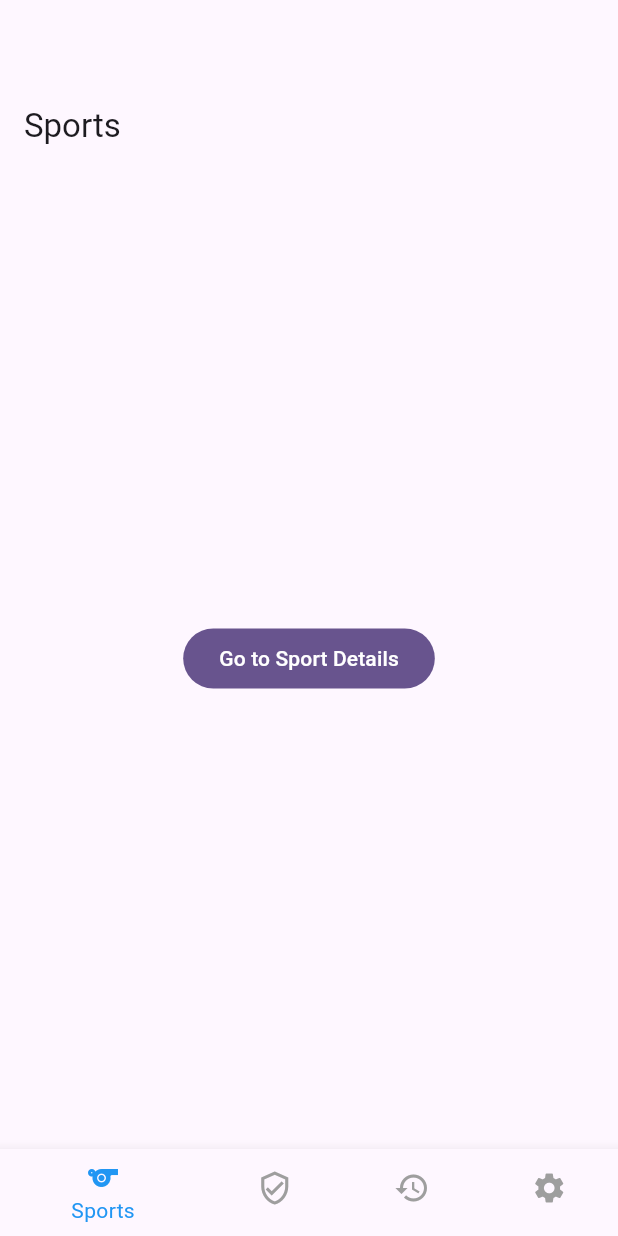
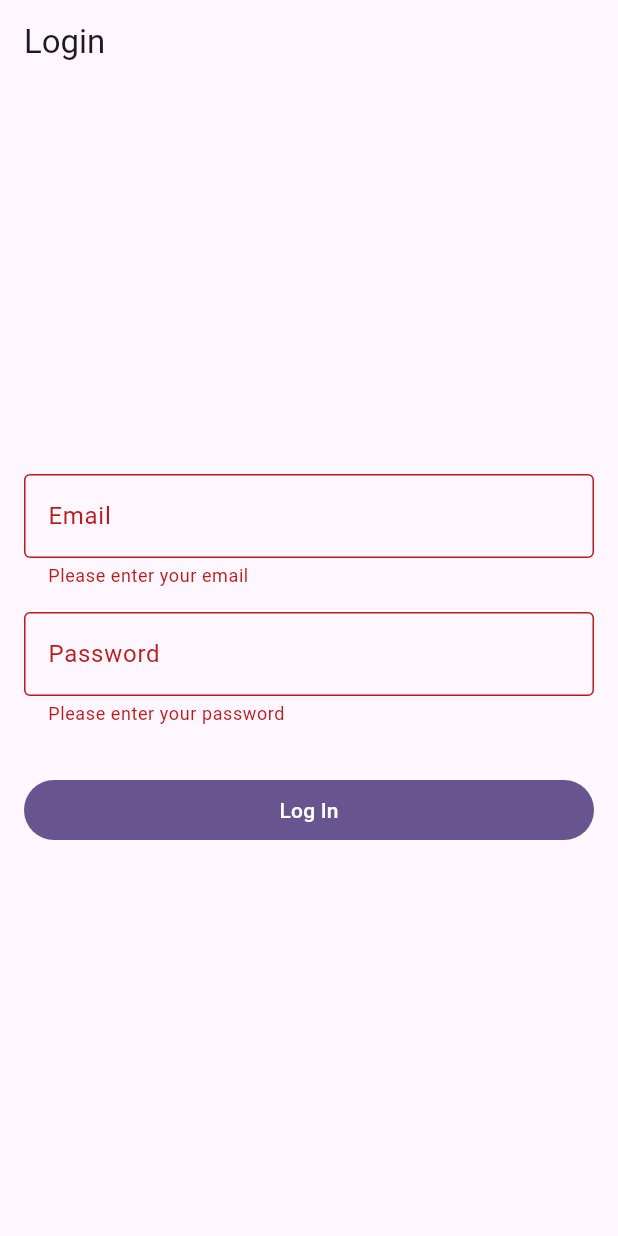
Before and after one commit to jossean-rivera/join_play, a Flutter app: the screen it shows after launch, after a tap on "Log In", on a phone screen of 412 x 824 dp. Run offline on Flutter 3.47's test engine with Material 3 defaults, Android fonts, the phone set to English and light mode, and no system bars; our stand-ins replace bloc, firebase_auth, firebase_core, flutter_bloc, go_router; accounts and stored records are empty.

Commit message:
Add Firebase auth for email/password - Added only the SignInView to loging an existing user. - Still missing the forgot password view and the sign up view.

```diff
--- a/lib/blocs/authentication/bloc/authentication_bloc.dart
+++ b/lib/blocs/authentication/bloc/authentication_bloc.dart
@@ -1,4 +1,8 @@
+import 'dart:ui';
+
 import 'package:bloc/bloc.dart';
+import 'package:firebase_auth/firebase_auth.dart';
+import 'package:flutter/material.dart';
 import 'package:meta/meta.dart';
 
 part 'authentication_event.dart';
@@ -6,23 +10,72 @@ part 'authentication_state.dart';
 
 class AuthenticationBloc
     extends Bloc<AuthenticationEvent, AuthenticationState> {
-  AuthenticationBloc() : super(AuthenticationInitial()) {
+  final FirebaseAuth _firebaseAuth;
+
+  AuthenticationBloc(this._firebaseAuth) : super(AuthenticationInitial()) {
     on<AuthenticationEvent>((event, emit) {
       // TODO: implement event handler
     });
-    on<AuthenticationLoginEvent>((event, emit) {
-      _login(event, emit);
+    on<AuthenticationLoginSuccessEvent>((event, emit) {
+      _login(emit);
     });
-    on<AuthenticationLogoutEvent>((event, emit) {
-      _logout(event, emit);
+    on<AuthenticationLogoutEvent>((event, emit) async {
+      try {
+        await FirebaseAuth.instance.signOut();
+      } catch (e) {
+        // Ignore exception
+      }
+
+      _logout(emit);
+    });
+
+    // Handle authentication changes
+    on<AuthenticationUserChangedEvent>((event, emit) {
+      if (event.user == null) {
+        // User is signed out
+        _logout(emit);
+      } else {
+        // User is signed in
+        _login(emit);
+      }
+    });
+
+    // Raise event when the auth state changes
+    _firebaseAuth.authStateChanges().listen((User? user) {
+      add(AuthenticationUserChangedEvent(user));
     });
   }
 
-  void _login(event, emit) {
+  void _login(Emitter<AuthenticationState> emit) {
     emit(AuthenticationLoggedIn());
   }
 
-  void _logout(event, emit) {
+  void _logout(Emitter<AuthenticationState> emit) {
     emit(AuthenticationLoggedOut());
   }
+
+  /// Method to loging the user with email/password authentication on Firebase.
+  Future<String?> loginSubmit(String email, String password) async {
+    try {
+      // Send loging request to firebase email auth
+      final credential = await FirebaseAuth.instance.signInWithEmailAndPassword(
+        email: email,
+        password: password,
+      );
+
+      // Login was successful
+      emit(AuthenticationLoggedIn());
+      return null;
+    } on FirebaseAuthException catch (e) {
+      if (e.code == 'user-not-found') {
+        return 'No user found for that email.';
+      } else if (e.code == 'wrong-password' || e.code == 'invalid-credential') {
+        return 'Incorrect username or password.';
+      } else {
+        return e.message ?? e.code;
+      }
+    } catch (e) {
+      return 'There was an internal error while trying to login, try again later.';
+    }
+  }
 }
--- a/lib/blocs/authentication/bloc/authentication_event.dart
+++ b/lib/blocs/authentication/bloc/authentication_event.dart
@@ -5,4 +5,9 @@ sealed class AuthenticationEvent {}
 
 class AuthenticationLogoutEvent extends AuthenticationEvent {}
 
-class AuthenticationLoginEvent extends AuthenticationEvent {}
+class AuthenticationLoginSuccessEvent extends AuthenticationEvent {}
+
+class AuthenticationUserChangedEvent extends AuthenticationEvent {
+  final User? user;
+  AuthenticationUserChangedEvent(this.user);
+}
--- a/lib/main.dart
+++ b/lib/main.dart
@@ -1,16 +1,18 @@
 import 'package:flutter/material.dart';
 import 'package:firebase_core/firebase_core.dart';
-import 'firebase_options.dart';
+import 'package:firebase_auth/firebase_auth.dart';
 import 'package:flutter_bloc/flutter_bloc.dart';
 
 import 'blocs/authentication/bloc/authentication_bloc.dart';
 import 'navigation/router.dart';
+import 'firebase_options.dart';
 
 Future<void> main() async {
   WidgetsFlutterBinding.ensureInitialized();
   await Firebase.initializeApp(
     options: DefaultFirebaseOptions.currentPlatform,
   );
+
   runApp(const MyApp());
 }
 
@@ -20,10 +22,9 @@ class MyApp extends StatelessWidget {
   // This widget is the root of your application.
   @override
   Widget build(BuildContext context) {
-    final authenticationBloc = AuthenticationBloc();
+    final authenticationBloc = AuthenticationBloc(FirebaseAuth.instance);
     return BlocProvider(
-        create: (context) =>
-            authenticationBloc..add(AuthenticationLoginEvent()),
+        create: (context) => authenticationBloc,
         child: MaterialApp.router(
           title: 'Flutter Demo',
           theme: ThemeData(
--- a/lib/navigation/router.dart
+++ b/lib/navigation/router.dart
@@ -4,7 +4,7 @@ import 'package:join_play/pages/sport_details_page.dart';
 import '../pages/history_page.dart';
 import '../pages/my_games_page.dart';
 import '../blocs/authentication/bloc/authentication_bloc.dart';
-import '../pages/login_page.dart';
+import '../pages/authentication/login_page.dart';
 import '../pages/profile_page.dart';
 import '../pages/sports_page.dart';
 import '../utilities/stream_to_listenable.dart';
--- /dev/null
+++ b/lib/pages/authentication/login_page.dart
@@ -0,0 +1,26 @@
+import 'package:flutter/material.dart';
+import 'package:flutter_bloc/flutter_bloc.dart';
+
+import '../../blocs/authentication/bloc/authentication_bloc.dart';
+import 'views/sign_in_view.dart';
+
+class LoginPage extends StatelessWidget {
+  const LoginPage({super.key});
+
+  @override
+  Widget build(BuildContext context) {
+    AuthenticationBloc bloc = BlocProvider.of<AuthenticationBloc>(context);
+    return BlocBuilder<AuthenticationBloc, AuthenticationState>(
+        bloc: bloc,
+        builder: (BuildContext context, AuthenticationState state) {
+          switch (state) {
+            case AuthenticationInitial _:
+            default:
+              return SignInView(
+                loginSubmitCallback: (email, password) =>
+                    bloc.loginSubmit(email, password),
+              );
+          }
+        });
+  }
+}
--- /dev/null
+++ b/lib/pages/authentication/views/sign_in_view.dart
@@ -0,0 +1,188 @@
+import 'package:flutter/material.dart';
+
+class SignInView extends StatefulWidget {
+  final Future<String?> Function(String email, String password)
+      loginSubmitCallback;
+
+  const SignInView({
+    super.key,
+    required this.loginSubmitCallback,
+  });
+
+  @override
+  _SignInViewState createState() => _SignInViewState();
+}
+
+class _SignInViewState extends State<SignInView> {
+  late TextEditingController emailController;
+  late TextEditingController passwordController;
+  final GlobalKey<FormState> formKey = GlobalKey<FormState>();
+  String? errorMessage;
+  bool isSubmitting = false;
+  CrossFadeState crossFadeState = CrossFadeState.showFirst;
+
+  @override
+  void initState() {
+    super.initState();
+    emailController = TextEditingController();
+    passwordController = TextEditingController();
+
+    // Clear error on typing
+    emailController.addListener(_clearError);
+    passwordController.addListener(_clearError);
+  }
+
+  /// Updates the state to remove the error label from the UI
+  void _clearError() {
+    if (errorMessage != null) {
+      setState(() {
+        errorMessage = null;
+
+        // Use animated cross fade to hide the error label
+        crossFadeState = CrossFadeState.showFirst;
+      });
+    }
+  }
+
+  /// Method to invoke the loging callback and update the UI accordingly
+  Future<void> _handleLogin() async {
+    if (formKey.currentState?.validate() ?? false) {
+      setState(() {
+        isSubmitting = true;
+        errorMessage = null;
+
+        // Use animated cross fade to hide the error label
+        crossFadeState = CrossFadeState.showFirst;
+      });
+
+      // Get email and password from the form
+      final email = emailController.text.trim();
+      final password = passwordController.text.trim();
+
+      try {
+        // Invoke login callback
+        final error = await widget.loginSubmitCallback(email, password);
+
+        // If there's a login, error, then display the error label
+        if (error != null) {
+          setState(() {
+            // Set the text of the error label
+            errorMessage = error;
+
+            // Use animated cross fade to show the error label
+            crossFadeState = CrossFadeState.showSecond;
+          });
+        }
+      } finally {
+        setState(() {
+          isSubmitting = false;
+        });
+      }
+    }
+  }
+
+  @override
+  void dispose() {
+    emailController.dispose();
+    passwordController.dispose();
+    super.dispose();
+  }
+
+  @override
+  Widget build(BuildContext context) {
+    return Scaffold(
+      appBar: AppBar(
+        title: const Text("Login"),
+      ),
+      body: Padding(
+        padding: const EdgeInsets.all(16.0),
+        child: Form(
+          key: formKey,
+          child: Column(
+            mainAxisAlignment: MainAxisAlignment.center,
+            crossAxisAlignment: CrossAxisAlignment.stretch,
+            children: [
+              // Error message
+              AnimatedCrossFade(
+                crossFadeState: crossFadeState,
+                duration: const Duration(milliseconds: 300),
+                firstChild: Container(),
+                secondChild: SizedBox(
+                  width: double.infinity,
+                  child: Container(
+                    padding: const EdgeInsets.all(8.0),
+                    margin: const EdgeInsets.only(bottom: 16.0),
+                    decoration: BoxDecoration(
+                      color: Colors.red.shade100,
+                      borderRadius: BorderRadius.circular(4),
+                    ),
+                    child: Text(
+                      errorMessage ?? '',
+                      style: TextStyle(color: Colors.red.shade700),
+                      textAlign: TextAlign.center,
+                    ),
+                  ),
+                ),
+              ),
+              // Email text field
+              TextFormField(
+                controller: emailController,
+                decoration: const InputDecoration(
+                  labelText: "Email",
+                  border: OutlineInputBorder(),
+                ),
+                keyboardType: TextInputType.emailAddress,
+                validator: (value) {
+                  if (value == null || value.isEmpty) {
+                    return "Please enter your email";
+                  }
+                  final emailRegex = RegExp(r'^[^@]+@[^@]+\.[^@]+');
+                  if (!emailRegex.hasMatch(value)) {
+                    return "Please enter a valid email address";
+                  }
+                  return null;
+                },
+              ),
+              const SizedBox(height: 16),
+
+              // Password text field
+              TextFormField(
+                controller: passwordController,
+                obscureText: true,
+                decoration: const InputDecoration(
+                  labelText: "Password",
+                  border: OutlineInputBorder(),
+                ),
+                validator: (value) {
+                  if (value == null || value.isEmpty) {
+                    return "Please enter your password";
+                  }
+                  if (value.length < 6) {
+                    return "Password must be at least 6 characters";
+                  }
+                  return null;
+                },
+              ),
+              const SizedBox(height: 32),
+
+              // Login button
+              FilledButton(
+                onPressed: isSubmitting ? null : _handleLogin,
+                child: isSubmitting
+                    ?
+                    // Show loading icon when submitting
+                    const CircularProgressIndicator(
+                        color: Colors.white,
+                        strokeWidth: 2.0,
+                      )
+                    :
+                    // Display log in text in button when not submitting
+                    const Text("Log In"),
+              ),
+            ],
+          ),
+        ),
+      ),
+    );
+  }
+}
--- a/lib/pages/login_page.dart
+++ /dev/null
@@ -1,56 +0,0 @@
-import 'package:flutter/material.dart';
-import 'package:flutter_bloc/flutter_bloc.dart';
-
-import '../blocs/authentication/bloc/authentication_bloc.dart';
-
-class LoginPage extends StatelessWidget {
-  const LoginPage({super.key});
-
-  @override
-  Widget build(BuildContext context) {
-    final TextEditingController usernameController = TextEditingController();
-    final TextEditingController passwordController = TextEditingController();
-
-    return Scaffold(
-      appBar: AppBar(
-        title: const Text("Login"),
-      ),
-      body: Padding(
-        padding: const EdgeInsets.all(16.0),
-        child: Column(
-          mainAxisAlignment: MainAxisAlignment.center,
-          crossAxisAlignment: CrossAxisAlignment.stretch,
-          children: [
-            TextField( // Add username textbox
-              controller: usernameController,
-              decoration: const InputDecoration(
-                labelText: "Username",
-                border: OutlineInputBorder(),
-              ),
-            ),
-            const SizedBox(height: 16), // Add space
-            TextField(  // Add password textbox
-              controller: passwordController,
-              obscureText: true,
-              decoration: const InputDecoration(
-                labelText: "Password",
-                border: OutlineInputBorder(),
-              ),
-            ),
-            const SizedBox(height: 32), // Add space
-            FilledButton( //  Add login button
-              child: const Text("Log In"),
-              onPressed: () {
-
-                // Trigger login with authentication bloc
-                BlocProvider.of<AuthenticationBloc>(context).add(
-                  AuthenticationLoginEvent(),
-                );
-              },
-            ),
-          ],
-        ),
-      ),
-    );
-  }
-}
--- a/pubspec.yaml
+++ b/pubspec.yaml
@@ -38,6 +38,7 @@ dependencies:
   firebase_core: ^3.8.0
   go_router: ^14.6.1
   flutter_bloc: ^8.1.6
+  firebase_auth: ^5.3.3
 
 dev_dependencies:
   flutter_test:
```
Also changed, not shown: lib/blocs/authentication/bloc/authentication_state.dart (line endings or trailing spaces), pubspec.lock, 4 other files.
